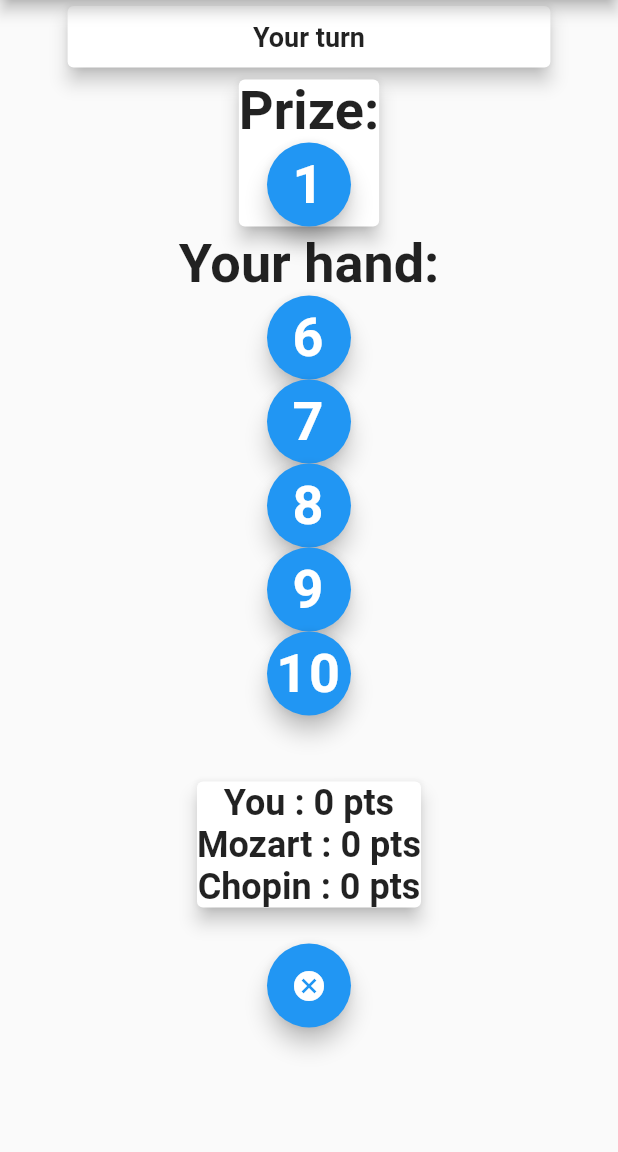
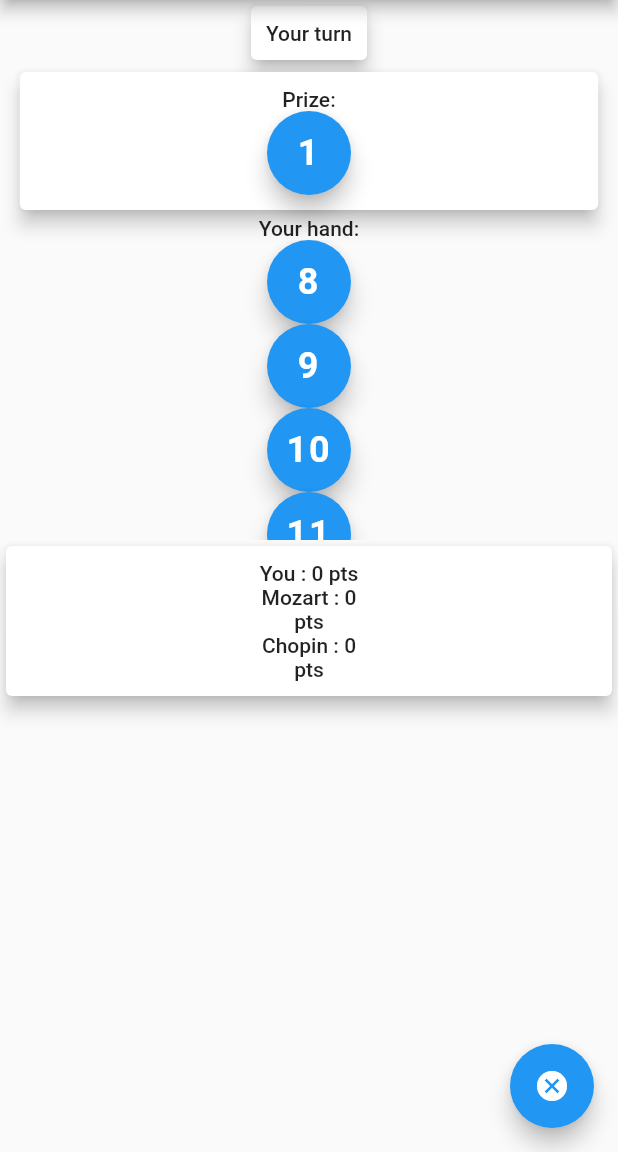
Before and after one commit to codetojoy/waro_flutter, a Flutter app: the screen it shows after launch, after a tap on the "add" icon, on a phone screen of 412 x 824 dp, the part 84-1236 px from its top. Run offline on Flutter 3.47's test engine with Material 2 defaults, Android fonts, the phone set to English and light mode, and no system bars; our stand-ins replace sprintf; statements that could not run were skipped.

Commit message:
incremental update Fri  4 Jun 2021 17:14:44 ADT

```diff
--- a/lib/main.dart
+++ b/lib/main.dart
@@ -111,10 +111,25 @@ class _MyHomePageState extends State<MyHomePage> {
         IconButton(icon: Icon(Icons.info), onPressed: _pushAbout),
       ],
     );
+    var actionButton = (_isGameInProgress())
+        ? FloatingActionButton(
+            onPressed: _cancelGame,
+            tooltip: C.QUIT_GAME,
+            child: Icon(Icons.cancel),
+          )
+        : FloatingActionButton(
+            onPressed: _newGame,
+            tooltip: C.NEW_GAME,
+            child: Icon(Icons.add),
+          )
+        ;
+
     return Scaffold(
-        appBar: _appBar,
-        body: (_isGameInProgress())
-            ? Tableau(_game.table, _playCard, _newGame, _cancelGame)
-            : Welcome(_appBar, _newGame));
+      appBar: _appBar,
+      body: (_isGameInProgress())
+          ? Tableau(_game.table, _playCard, _newGame, _cancelGame)
+          : Welcome(_appBar ),
+      floatingActionButton: actionButton,
+    );
   }
 }
--- a/lib/models/config.dart
+++ b/lib/models/config.dart
@@ -4,7 +4,7 @@ import '../util/constants.dart';
 import '../util/logger.dart';
 
 class Config {
-  int numCards = 20;
+  int numCards = 28;
   List<Player> _players = [];
   // TODO: enum
   String sortOrder = C.SORT_NONE;
--- a/lib/util/constants.dart
+++ b/lib/util/constants.dart
@@ -6,4 +6,5 @@ class C {
   static const String TITLE = "War-O";
   static const String TITLE_FLUTTER = "War-O Flutter";
   static const String NEW_GAME = "New Game";
+  static const String QUIT_GAME = "Quit Game";
 }
--- a/lib/widgets/card.dart
+++ b/lib/widgets/card.dart
@@ -11,12 +11,13 @@ class CardWidget extends StatelessWidget {
 
   @override
   Widget build(BuildContext context) {
+    // var textStyle = Theme.of(context).textTheme.headline1;
+    var textStyle = TextStyle(fontSize: 24, fontWeight: FontWeight.bold);
     return FloatingActionButton(
       onPressed: _selectHandler,
       tooltip: _tooltip,
-      child: Text(_card.toString(),
-          textAlign: TextAlign.center,
-          style: TextStyle(fontSize: 36, fontWeight: FontWeight.bold)),
+      child:
+          Text(_card.toString(), textAlign: TextAlign.center, style: textStyle),
     );
   }
 }
--- a/lib/widgets/players_info.dart
+++ b/lib/widgets/players_info.dart
@@ -1,4 +1,5 @@
 import 'package:flutter/material.dart';
+import 'package:sprintf/sprintf.dart';
 
 import '../models/player.dart';
 
@@ -9,9 +10,19 @@ class PlayersInfoWidget extends StatelessWidget {
 
   @override
   Widget build(BuildContext context) {
+    final mediaQueryData = MediaQuery.of(context);
+    final mediaWidth = mediaQueryData.size.width;
     var infoWidgets = _players.map((player) {
       return PlayerInfoWidget(player);
-    });
+    }).toList();
+    return Card(
+        child: Padding(
+            padding: EdgeInsets.symmetric(horizontal: mediaWidth * 0.4, vertical: 10),
+            child: Column(
+                children: infoWidgets,
+                )),
+        elevation: 5);
+    /*
     return Container(
         child: Card(
           child: Column(
@@ -19,9 +30,11 @@ class PlayersInfoWidget extends StatelessWidget {
               ...infoWidgets,
             ],
           ),
-          elevation: 5,
+          elevation: 15,
         ),
-        padding: EdgeInsets.symmetric(vertical: 20, horizontal: 40));
+        padding:
+            EdgeInsets.symmetric(horizontal: mediaWidth * 0.3, vertical: 10));
+            */
   }
 }
 
@@ -32,13 +45,14 @@ class PlayerInfoWidget extends StatelessWidget {
 
   @override
   Widget build(BuildContext context) {
-    var text = _player.name + ' : ' + _player.playerStats.toString();
-    return Column(
+    final textStyle = Theme.of(context).textTheme.bodyText1;
+    // final text = _player.name + ' : ' + _player.playerStats.toString();
+    // final text = sprintf("%-10s : %-7s", [_player.name, _player.playerStats.toString()]);
+    final text = sprintf("%s : %s", [_player.name, _player.playerStats.toString()]);
+    return Container(child: Column(
       children: [
-        Text(text,
-            textAlign: TextAlign.center,
-            style: TextStyle(fontSize: 24, fontWeight: FontWeight.bold)),
+        Container(width: 180, child: Text(text, textAlign: TextAlign.center, style: textStyle)),
       ],
-    );
+    ));
   }
 }
--- a/lib/widgets/prize_card.dart
+++ b/lib/widgets/prize_card.dart
@@ -10,15 +10,37 @@ class PrizeCardWidget extends StatelessWidget {
 
   _noOp() {}
 
+  Widget _buildLandscape(BuildContext context) {
+    var textStyle = Theme.of(context).textTheme.bodyText1;
+    return Card(
+        child: Center(child: Row(children: [
+          Text('Prize:',
+              textAlign: TextAlign.center,
+              style: textStyle),
+          CardWidget(_prizeCard, _noOp, 'prize card'),
+        ])),
+        elevation: 5);
+  }
+
+  Widget _buildPortrait(BuildContext context) {
+    var textStyle = Theme.of(context).textTheme.bodyText1;
+    var mediaQueryData = MediaQuery.of(context);
+    var mediaWidth = mediaQueryData.size.width;
+    return Card(
+        child: Padding(padding: EdgeInsets.symmetric(horizontal: mediaWidth * 0.4, vertical: 10),
+        child: Column(children: [
+          Text('Prize:',
+              textAlign: TextAlign.center,
+              style: textStyle),
+          CardWidget(_prizeCard, _noOp, 'prize card'),
+        ])),
+        elevation: 5);
+  }
+
   @override
   Widget build(BuildContext context) {
-    return Card(
-        child: Column(children: [
-          const Text('Prize:',
-              textAlign: TextAlign.center,
-              style: TextStyle(fontSize: 36, fontWeight: FontWeight.bold)),
-          CardWidget(_prizeCard, _noOp, 'prize card'),
-        ]),
-        elevation: 5);
+    var mediaQueryData = MediaQuery.of(context);
+    var isLandscape = mediaQueryData.orientation == Orientation.landscape;
+    return (isLandscape) ? _buildLandscape(context) : _buildPortrait(context);
   }
 }
--- a/lib/widgets/status.dart
+++ b/lib/widgets/status.dart
@@ -7,14 +7,18 @@ class StatusWidget extends StatelessWidget {
 
   @override
   Widget build(BuildContext context) {
-    var mediaWidth = MediaQuery.of(context).size.width;
+    var mediaQueryData = MediaQuery.of(context);
+    var mediaWidth = mediaQueryData.size.width;
+    var textStyle = Theme.of(context).textTheme.bodyText1;
+
     return Card(
         child: Padding(
-            padding: EdgeInsets.symmetric(
-                horizontal: mediaWidth * 0.3, vertical: 10),
-            child: Text(this._statusText,
+            padding: EdgeInsets.symmetric(horizontal: 10, vertical: 10),
+            child: FittedBox(
+                fit: BoxFit.fitWidth,
+                child: Text(this._statusText,
                 textAlign: TextAlign.center,
-                style: TextStyle(fontSize: 18, fontWeight: FontWeight.bold))),
+                style: textStyle))),
         elevation: 5);
   }
 }
--- a/lib/widgets/tableau.dart
+++ b/lib/widgets/tableau.dart
@@ -10,6 +10,7 @@ class Tableau extends StatelessWidget {
   final waro_t.Table _table;
   final Function _playCardHandler;
   final Function _newGameHandler;
+  // TODO: remove?
   final Function _cancelGameHandler;
 
   Tableau(this._table, this._playCardHandler, this._newGameHandler,
@@ -39,11 +40,13 @@ class Tableau extends StatelessWidget {
           PrizeCardWidget(_table.prizeCard),
           UserHandWidget(_table.user.hand, _playCardHandler),
           PlayersInfoWidget(_table.players),
+          /*
           FloatingActionButton(
             onPressed: _cancelGameHandler,
             tooltip: 'Quit Game',
             child: Icon(Icons.cancel),
           ),
+          */
         ],
       ));
     }
--- a/lib/widgets/user_hand.dart
+++ b/lib/widgets/user_hand.dart
@@ -3,6 +3,7 @@ import 'package:flutter/material.dart';
 import './card.dart';
 import '../models/card.dart' as waro_c;
 import '../models/hand.dart';
+import '../util/logger.dart';
 
 class UserHandWidget extends StatelessWidget {
   final Hand _hand;
@@ -10,11 +11,8 @@ class UserHandWidget extends StatelessWidget {
 
   UserHandWidget(this._hand, this._playCardHandler);
 
-  @override
-  Widget build(BuildContext context) {
-    var cardWidgets = _hand.cards.map((waro_c.Card card) {
-      return CardWidget(card, () => _playCardHandler(card), 'press to play');
-    });
+  Widget _buildLandscape(
+      MediaQueryData mediaQueryData, List<Widget> cardWidgets) {
     return Center(
       child: Column(children: [
         const Text('Your hand:',
@@ -22,11 +20,41 @@ class UserHandWidget extends StatelessWidget {
             style: TextStyle(fontSize: 36, fontWeight: FontWeight.bold)),
         Container(
           height: 300,
-          child: ListView(children: [
-            ...cardWidgets,
-          ]),
+          width: 100,
+          child: SingleChildScrollView(
+              scrollDirection: Axis.horizontal,
+              child: Row(children: cardWidgets)),
         ),
       ]),
     );
   }
+
+  Widget _buildPortrait(BuildContext context,
+      MediaQueryData mediaQueryData, List<Widget> cardWidgets) {
+    L.log('TRACER UH.bP');
+    var textStyle = Theme.of(context).textTheme.bodyText1;
+    return Center(
+      child: Column(children: [
+        Text('Your hand:',
+            textAlign: TextAlign.center,
+            style: textStyle),
+        Container(
+          height: 200,
+          child: ListView(children: cardWidgets),
+        ),
+      ]),
+    );
+  }
+
+  @override
+  Widget build(BuildContext context) {
+    List<Widget> cardWidgets = _hand.cards.map<Widget>((waro_c.Card card) {
+      return CardWidget(card, () => _playCardHandler(card), 'press to play');
+    }).toList();
+    var mediaQueryData = MediaQuery.of(context);
+    var isLandscape = mediaQueryData.orientation == Orientation.landscape;
+    return (isLandscape)
+        ? _buildLandscape(mediaQueryData, cardWidgets)
+        : _buildPortrait(context, mediaQueryData, cardWidgets);
+  }
 }
--- a/lib/widgets/welcome.dart
+++ b/lib/widgets/welcome.dart
@@ -5,49 +5,34 @@ import '../util/constants.dart';
 
 class Welcome extends StatelessWidget {
   final AppBar _appBar;
-  final Function _newGameHandler;
 
-  Welcome(this._appBar, this._newGameHandler);
+  Welcome(this._appBar);
 
   Widget _buildLandscape(BuildContext context, MediaQueryData mediaQueryData) {
-    var myMediaQuery = MyMediaQuery([0.5, 0.4], context, _appBar);
+    var myMediaQuery = MyMediaQuery([0.5], context, _appBar);
     var textStyle = Theme.of(context).textTheme.headline3;
     var height1 = myMediaQuery.values[0];
-    var height2 = myMediaQuery.values[1];
     return Center(
       child: Column(
         mainAxisAlignment: MainAxisAlignment.center,
         children: [
           Container(
               height: height1, child: Text(C.TITLE_FLUTTER, style: textStyle)),
-          Container(
-              height: height2,
-              child: FloatingActionButton(
-                  onPressed: _newGameHandler,
-                  tooltip: C.NEW_GAME,
-                  child: Icon(Icons.add))),
         ],
       ),
     );
   }
 
   Widget _buildPortrait(BuildContext context, MediaQueryData mediaQueryData) {
-    var myMediaQuery = MyMediaQuery([0.5, 0.3], context, _appBar);
+    var myMediaQuery = MyMediaQuery([0.5], context, _appBar);
     var textStyle = Theme.of(context).textTheme.headline3;
     var height1 = myMediaQuery.values[0];
-    var height2 = myMediaQuery.values[1];
     return Center(
       child: Column(
         mainAxisAlignment: MainAxisAlignment.center,
         children: [
           Container(
               height: height1, child: Text(C.TITLE_FLUTTER, style: textStyle)),
-          Container(
-              height: height2,
-              child: FloatingActionButton(
-                  onPressed: _newGameHandler,
-                  tooltip: C.NEW_GAME,
-                  child: Icon(Icons.add))),
         ],
       ),
     );
```
Also changed, not shown: 1 other file.
